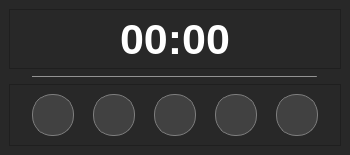
Old version of the form src/gui/main_window/MainWindow.ui in the repository ephell/ClipIt-Screen-Capture-App.
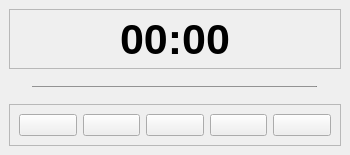
New version of the form. Icons and pictures are not drawn. Custom widgets are drawn as their Qt base class.

Commit message: Load main window's style sheet from a .qss file

What changed in the file:
```diff
--- a/src/gui/main_window/MainWindow.ui
+++ b/src/gui/main_window/MainWindow.ui
@@ -32,15 +32,7 @@
    <string>ClipIt</string>
   </property>
   <property name="styleSheet">
-   <string notr="true">QWidget {
-	background-color: rgb(40, 40, 40);
-	color: white;
-}
-
-QPushButton {
-	background-color: rgb(65, 65, 65);
-    border: 1px solid rgb(125, 125, 125);
-}</string>
+   <string notr="true"/>
   </property>
   <widget class="QWidget" name="central_widget">
    <property name="styleSheet">
@@ -151,54 +143,7 @@
     <item>
      <widget class="QFrame" name="button_frame">
       <property name="styleSheet">
-       <string notr="true">#record_button,
-#screenshot_button, 
-#open_editor_button, 
-#open_capture_folder_button, 
-#settings_button {
-    background-color: rgb(65, 65, 65);
-    border: 1px solid rgb(125, 125, 125);
-    border-radius: 20px;
-    max-width: 40px;
-    max-height: 40px;
-    min-width: 40px;
-    min-height: 40px;
-}
-
-/*  Images */
-#record_button {
- 	image: url(:/icons/buttons/icons/record_button/1x/baseline_videocam_white_24dp.png);
-}
-#screenshot_button{
-	image: url(:/icons/buttons/icons/screenshot_button/1x/baseline_screenshot_monitor_white_24dp.png);
-}
-#open_editor_button{
-	image: url(:/icons/buttons/icons/open_editor_button/1x/baseline_movie_edit_white_24dp.png);
-}
-#open_capture_folder_button{
-	image: url(:/icons/buttons/icons/open_capture_folder_button/1x/baseline_folder_white_24dp.png);
-}
-#settings_button{
-	image: url(:/icons/buttons/icons/settings_button/1x/baseline_settings_white_24dp.png);
-}
-
-/*  Hover */
-#record_button:hover, 
-#screenshot_button:hover,
- #open_editor_button:hover, 
-#open_capture_folder_button:hover,
- #settings_button:hover {
-    background-color: rgb(75, 75, 75);
-}
-
-/*  Pressed */
-#record_button:pressed, 
-#screenshot_button:pressed,
- #open_editor_button:pressed, 
-#open_capture_folder_button:pressed,
- #settings_button:pressed {
-    background-color: rgb(45, 45, 45);
-}</string>
+       <string notr="true"/>
       </property>
       <property name="frameShape">
        <enum>QFrame::StyledPanel</enum>
```
Left out of the diff: 3 changed lines with no effect on the pictures. The commit also changes 3 other files.
